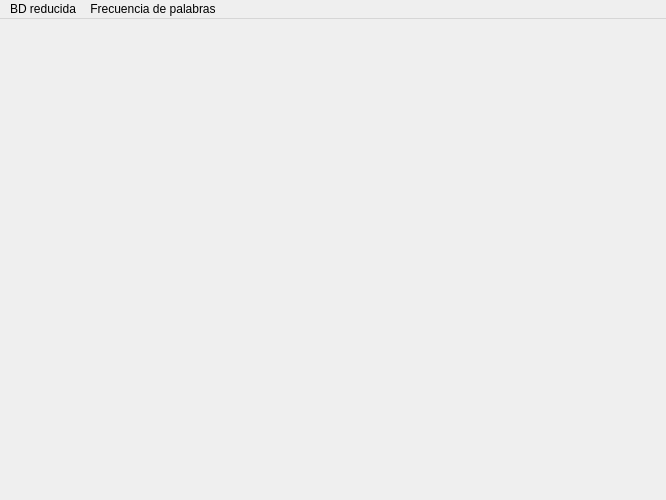
Qt form Vista/ventana.ui (Edson-MT1/topicos-programa-python) before a commit.
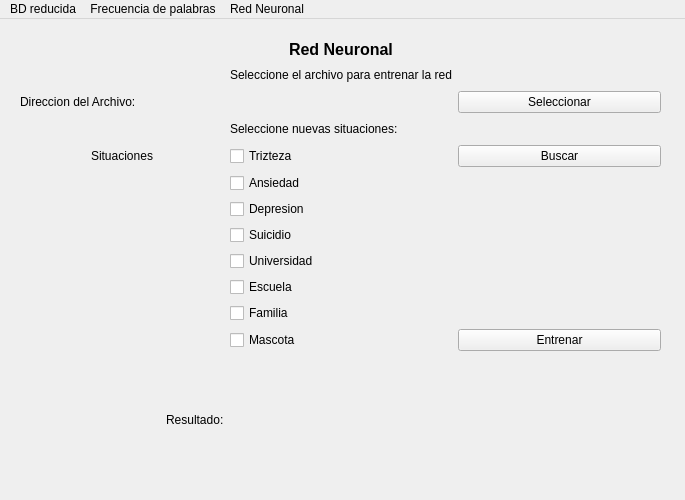
The same form after that commit. The open tabs and pages were chosen to show the change.

Commit message: Implementación de interfaz Red Neuronal

The edit to the form file:
```diff
--- a/Vista/ventana.ui
+++ b/Vista/ventana.ui
@@ -6,7 +6,7 @@
    <rect>
     <x>0</x>
     <y>0</y>
-    <width>666</width>
+    <width>685</width>
     <height>500</height>
    </rect>
   </property>
@@ -130,13 +130,224 @@
          </property>
         </widget>
        </item>
+       <item row="7" column="1">
+        <widget class="QLabel" name="label_8">
+         <property name="text">
+          <string/>
+         </property>
+        </widget>
+       </item>
+       <item row="6" column="0" alignment="Qt::AlignLeft">
+        <widget class="QLabel" name="label_6">
+         <property name="font">
+          <font>
+           <weight>50</weight>
+           <bold>false</bold>
+          </font>
+         </property>
+         <property name="text">
+          <string>Palabras clave:</string>
+         </property>
+        </widget>
+       </item>
+       <item row="5" column="1">
+        <widget class="QLabel" name="label_5">
+         <property name="text">
+          <string>Ingrese las palabras claves a filtrar, usando espacios entre cada palabra</string>
+         </property>
+        </widget>
+       </item>
+       <item row="6" column="2">
+        <widget class="QPushButton" name="pushButtonBuscar">
+         <property name="text">
+          <string>Buscar</string>
+         </property>
+        </widget>
+       </item>
+       <item row="2" column="2">
+        <widget class="QPushButton" name="pushButtonAbrirArchivoCSV">
+         <property name="text">
+          <string>Seleccionar</string>
+         </property>
+        </widget>
+       </item>
+       <item row="6" column="1">
+        <widget class="QLineEdit" name="lineEditPalabrasClave"/>
+       </item>
+       <item row="1" column="1">
+        <widget class="QLabel" name="label">
+         <property name="text">
+          <string>Seleccione su archivo CSV</string>
+         </property>
+        </widget>
+       </item>
+      </layout>
+     </widget>
+    </widget>
+    <widget class="QWidget" name="neuronal">
+     <widget class="QWidget" name="layoutWidget_2">
+      <property name="geometry">
+       <rect>
+        <x>20</x>
+        <y>20</y>
+        <width>641</width>
+        <height>391</height>
+       </rect>
+      </property>
+      <layout class="QGridLayout" name="gridLayout_3">
+       <item row="5" column="1">
+        <widget class="QLabel" name="label_14">
+         <property name="text">
+          <string>Seleccione nuevas situaciones:</string>
+         </property>
+        </widget>
+       </item>
+       <item row="1" column="1">
+        <widget class="QLabel" name="label_2">
+         <property name="text">
+          <string>Seleccione el archivo para entrenar la red</string>
+         </property>
+        </widget>
+       </item>
+       <item row="14" column="1">
+        <widget class="QLabel" name="label_12">
+         <property name="text">
+          <string/>
+         </property>
+        </widget>
+       </item>
+       <item row="2" column="2">
+        <widget class="QPushButton" name="pushButtonAbrirArchivo_DataSet">
+         <property name="text">
+          <string>Seleccionar</string>
+         </property>
+        </widget>
+       </item>
+       <item row="6" column="2">
+        <widget class="QPushButton" name="pushButtonBuscar_DataSet">
+         <property name="text">
+          <string>Buscar</string>
+         </property>
+        </widget>
+       </item>
+       <item row="6" column="0" alignment="Qt::AlignHCenter">
+        <widget class="QLabel" name="label_13">
+         <property name="font">
+          <font>
+           <weight>50</weight>
+           <bold>false</bold>
+          </font>
+         </property>
+         <property name="text">
+          <string>Situaciones</string>
+         </property>
+        </widget>
+       </item>
+       <item row="9" column="1">
+        <widget class="QCheckBox" name="checkBox_4">
+         <property name="text">
+          <string>Suicidio</string>
+         </property>
+        </widget>
+       </item>
+       <item row="6" column="1">
+        <widget class="QCheckBox" name="checkBox">
+         <property name="text">
+          <string>Trizteza</string>
+         </property>
+        </widget>
+       </item>
+       <item row="13" column="1">
+        <widget class="QCheckBox" name="checkBox_8">
+         <property name="text">
+          <string>Mascota</string>
+         </property>
+        </widget>
+       </item>
+       <item row="10" column="1">
+        <widget class="QCheckBox" name="checkBox_5">
+         <property name="text">
+          <string>Universidad</string>
+         </property>
+        </widget>
+       </item>
+       <item row="11" column="1">
+        <widget class="QCheckBox" name="checkBox_6">
+         <property name="text">
+          <string>Escuela</string>
+         </property>
+        </widget>
+       </item>
+       <item row="12" column="1">
+        <widget class="QCheckBox" name="checkBox_7">
+         <property name="text">
+          <string>Familia</string>
+         </property>
+        </widget>
+       </item>
+       <item row="8" column="1">
+        <widget class="QCheckBox" name="checkBox_3">
+         <property name="text">
+          <string>Depresion</string>
+         </property>
+        </widget>
+       </item>
+       <item row="13" column="2">
+        <widget class="QPushButton" name="pushButtonEntrenar">
+         <property name="text">
+          <string>Entrenar</string>
+         </property>
+        </widget>
+       </item>
        <item row="2" column="0" alignment="Qt::AlignLeft">
-        <widget class="QLabel" name="label_3">
+        <widget class="QLabel" name="label_4">
          <property name="text">
           <string>Direccion del Archivo:</string>
          </property>
         </widget>
        </item>
+       <item row="2" column="1">
+        <widget class="QLabel" name="labelDireccionArchivo_2">
+         <property name="text">
+          <string/>
+         </property>
+        </widget>
+       </item>
+       <item row="7" column="1">
+        <widget class="QCheckBox" name="checkBox_2">
+         <property name="text">
+          <string>Ansiedad</string>
+         </property>
+        </widget>
+       </item>
+       <item row="0" column="1" alignment="Qt::AlignHCenter">
+        <widget class="QLabel" name="label_11">
+         <property name="font">
+          <font>
+           <pointsize>12</pointsize>
+           <weight>75</weight>
+           <bold>true</bold>
+          </font>
+         </property>
+         <property name="text">
+          <string>Red Neuronal</string>
+         </property>
+        </widget>
+       </item>
+       <item row="16" column="0" alignment="Qt::AlignRight">
+        <widget class="QLabel" name="label_15">
+         <property name="text">
+          <string>Resultado:</string>
+         </property>
+        </widget>
+       </item>
+       <item row="15" column="1" rowspan="2" colspan="2">
+        <widget class="QLabel" name="resultado_Entrenamiento">
+         <property name="text">
+          <string/>
+         </property>
+        </widget>
+       </item>
       </layout>
      </widget>
     </widget>
@@ -147,8 +358,8 @@
     <rect>
      <x>0</x>
      <y>0</y>
-     <width>666</width>
-     <height>26</height>
+     <width>685</width>
+     <height>21</height>
     </rect>
    </property>
    <widget class="QMenu" name="menuBD">
@@ -164,8 +375,15 @@
     <addaction name="itemNube"/>
     <addaction name="itemHistograma"/>
    </widget>
+   <widget class="QMenu" name="menuRed_Neuronal">
+    <property name="title">
+     <string>Red Neuronal</string>
+    </property>
+    <addaction name="itemEntrenamiento"/>
+   </widget>
    <addaction name="menuBD"/>
    <addaction name="menuFrecuencia"/>
+   <addaction name="menuRed_Neuronal"/>
   </widget>
   <action name="itemCrearBd">
    <property name="text">
```
Left out of the diff: 55 changed lines with no effect on the pictures. The commit also changes 3 other files.
